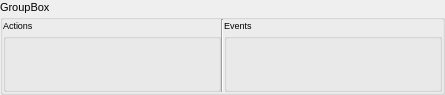
Before: the Qt Designer form Software/JarvisServer/common/gnodecomponentwidget.ui in makespacemadrid/Jarvis, drawn with Qt 5.
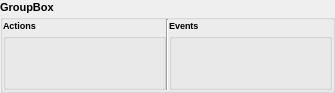
After: the same form once the commit is applied.

Patch:
```diff
--- a/Software/JarvisServer/common/gnodecomponentwidget.ui
+++ b/Software/JarvisServer/common/gnodecomponentwidget.ui
@@ -6,13 +6,15 @@
    <rect>
     <x>0</x>
     <y>0</y>
-    <width>445</width>
-    <height>95</height>
+    <width>335</width>
+    <height>93</height>
    </rect>
   </property>
   <property name="font">
    <font>
     <pointsize>8</pointsize>
+    <weight>75</weight>
+    <bold>true</bold>
    </font>
   </property>
   <property name="windowTitle">
@@ -56,7 +58,7 @@
      <property name="title">
       <string>Actions</string>
      </property>
-     <layout class="QFormLayout" name="formLayout"/>
+     <layout class="QGridLayout" name="gridLayout_2"/>
     </widget>
    </item>
    <item>
```
